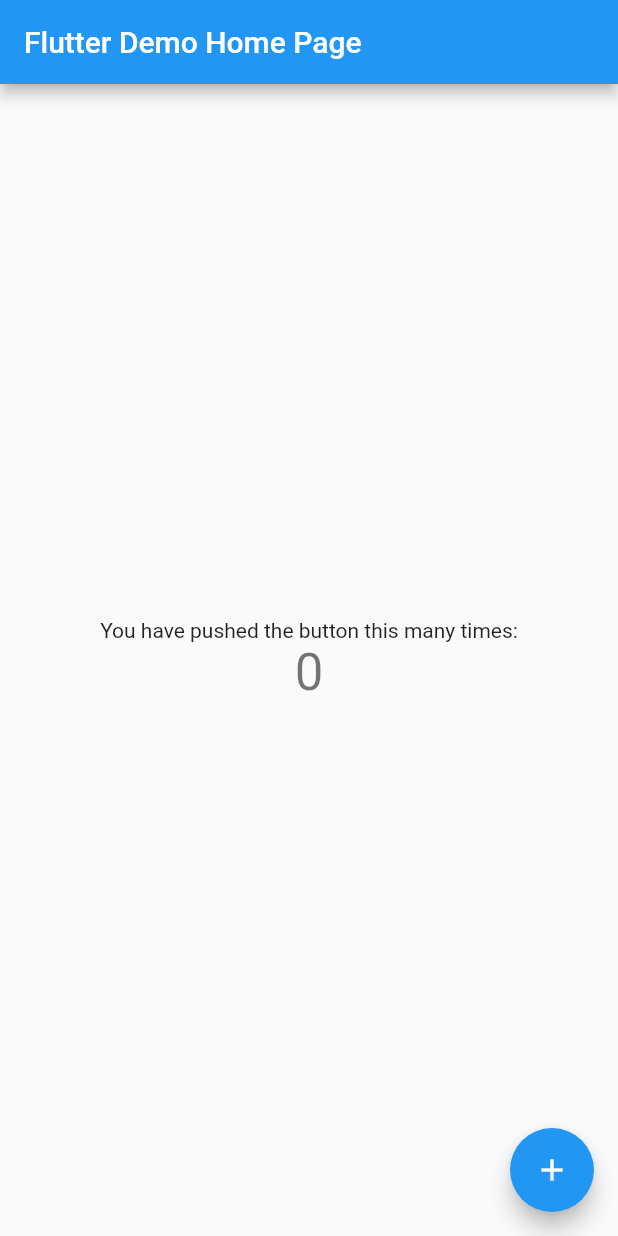
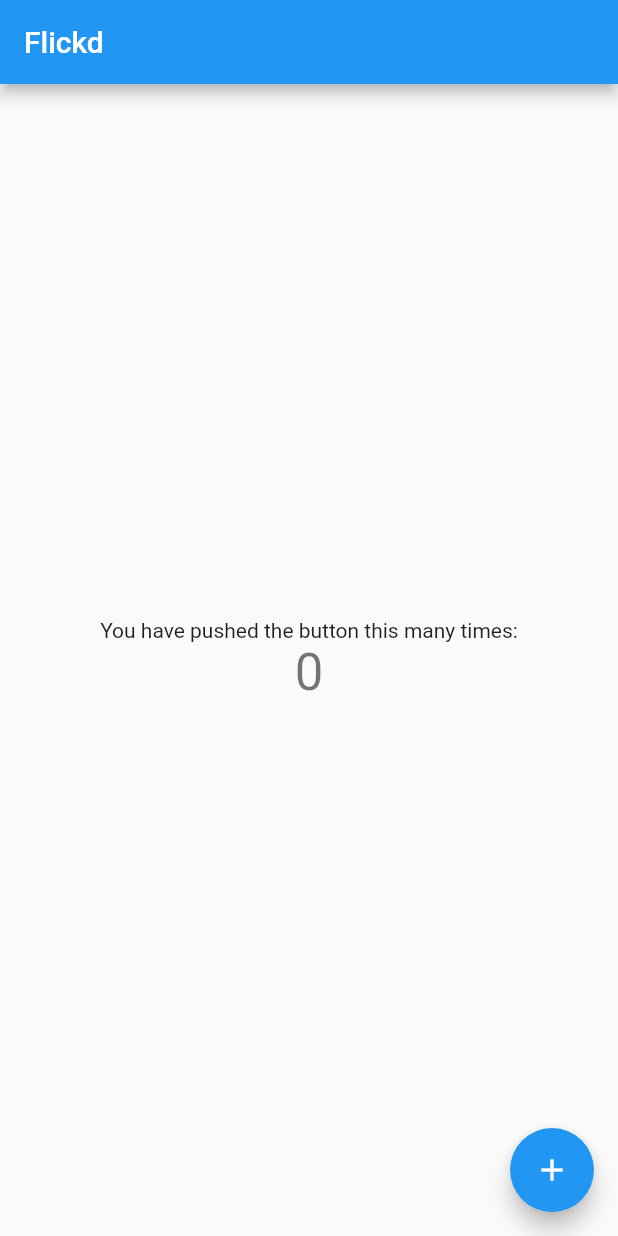
Before and after one commit to h80r/udemy-flutter-api, a Flutter app: the screen it shows after launch, on a phone screen of 412 x 824 dp. Run offline on Flutter 3.47's test engine with Material 2 defaults, Android fonts, the phone set to English and light mode, and no system bars.

```diff
--- /dev/null
+++ b/assets/config/main.json
@@ -0,0 +1,5 @@
+{
+    "API_KEY": "",
+    "BASE_API_URL": "",
+    "BASE_IMAGE_API_URL": ""
+}
--- a/lib/main.dart
+++ b/lib/main.dart
@@ -11,7 +11,7 @@ class MyApp extends StatelessWidget {
   @override
   Widget build(BuildContext context) {
     return MaterialApp(
-      title: 'Flutter Demo',
+      title: 'Flutter',
       theme: ThemeData(
         // This is the theme of your application.
         //
@@ -24,7 +24,7 @@ class MyApp extends StatelessWidget {
         // is not restarted.
         primarySwatch: Colors.blue,
       ),
-      home: const MyHomePage(title: 'Flutter Demo Home Page'),
+      home: const MyHomePage(title: 'Flickd'),
     );
   }
 }
```
Also changed, not shown: pubspec.yaml (+7 -6 lines), pubspec.lock.
